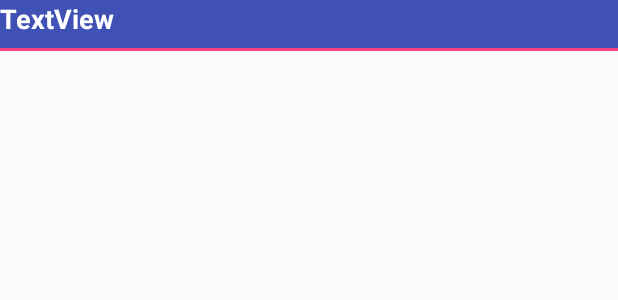
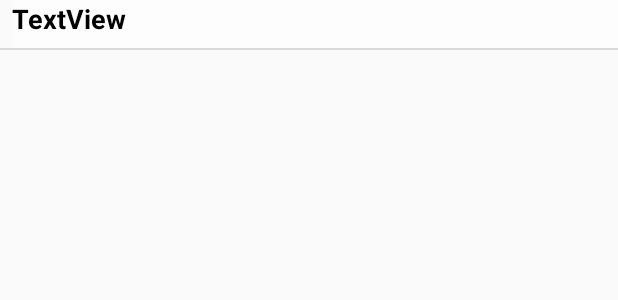
Before and after one commit to RomanFedkiv/NewsApplication, an Android app: the layout item_search_result.xml on its own in the app's theme, with its tools: preview values and no code run, on a phone screen of 412 x 824 dp. Shown: the top 300 px of the screen. Run offline under Robolectric (Android 15) with nearby library versions, the light colour scheme and no system bars.

Commit message:
fix xml files

```diff
--- a/app/src/main/res/layout/app_bar_drawer.xml
+++ b/app/src/main/res/layout/app_bar_drawer.xml
@@ -18,7 +18,7 @@
                 android:id="@+id/toolbar"
                 android:layout_width="match_parent"
                 android:layout_height="?attr/actionBarSize"
-                android:background="?attr/colorPrimary"
+                android:background="@color/white"
                 app:layout_constraintBottom_toBottomOf="parent"
                 app:layout_constraintEnd_toEndOf="parent"
                 app:layout_constraintStart_toStartOf="parent"
@@ -50,6 +50,7 @@
                 android:layout_marginBottom="8dp"
                 android:layout_marginEnd="8dp"
                 android:layout_marginTop="8dp"
+                android:background="@drawable/button_style"
                 app:layout_constraintBottom_toBottomOf="parent"
                 app:layout_constraintEnd_toEndOf="@+id/toolbar"
                 app:layout_constraintTop_toTopOf="parent"
--- a/app/src/main/res/layout/item_search_result.xml
+++ b/app/src/main/res/layout/item_search_result.xml
@@ -9,12 +9,10 @@
         android:id="@+id/search_text_view"
         android:layout_width="match_parent"
         android:layout_height="32dp"
-        android:layout_marginEnd="0dp"
-        android:layout_marginStart="0dp"
-        android:layout_marginTop="0dp"
-        android:background="@color/colorPrimary"
+        android:layout_marginStart="8dp"
+        android:background="#fdfdfd"
         android:text="TextView"
-        android:textColor="@android:color/background_light"
+        android:textColor="@android:color/black"
         android:textSize="18sp"
         android:textStyle="bold"
         app:layout_constraintEnd_toEndOf="parent"
@@ -24,11 +22,8 @@
     <View
         android:id="@+id/view4"
         android:layout_width="wrap_content"
-        android:layout_height="2dp"
-        android:layout_marginEnd="0dp"
-        android:layout_marginStart="0dp"
-        android:layout_marginTop="0dp"
-        android:background="#ff4081"
+        android:layout_height="1dp"
+        android:background="#d9d9d9"
         app:layout_constraintEnd_toEndOf="parent"
         app:layout_constraintStart_toStartOf="parent"
         app:layout_constraintTop_toBottomOf="@+id/search_text_view" />
```
Also changed, not shown: app/src/main/res/layout/activity_search.xml (+12 -8 lines).
